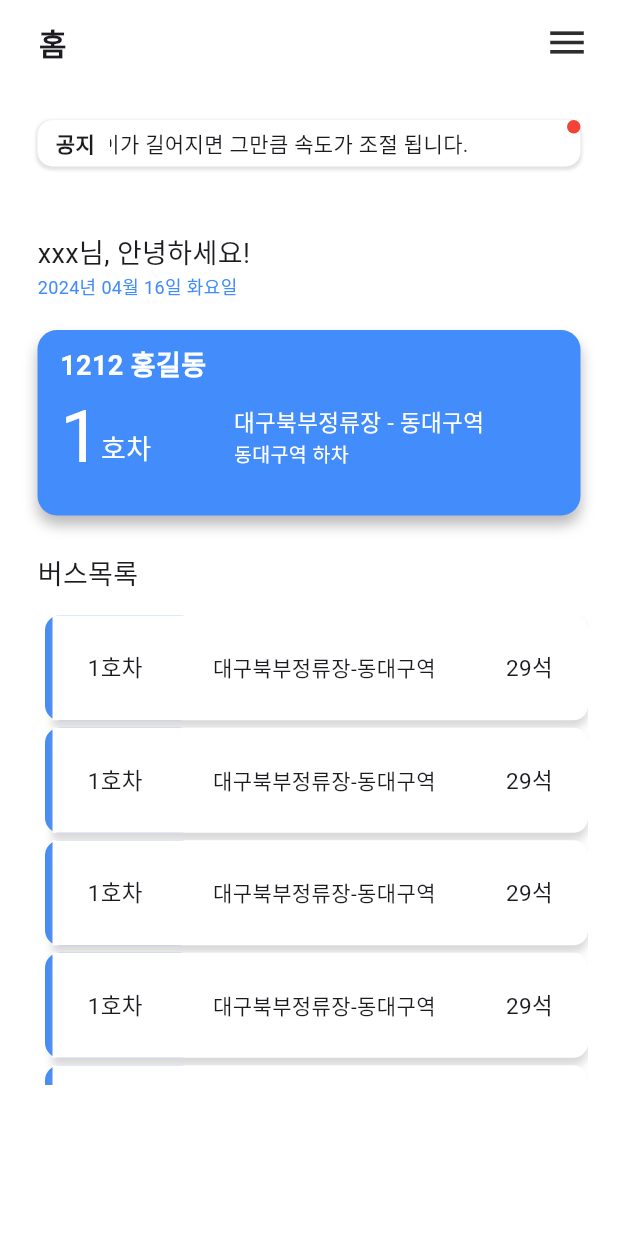
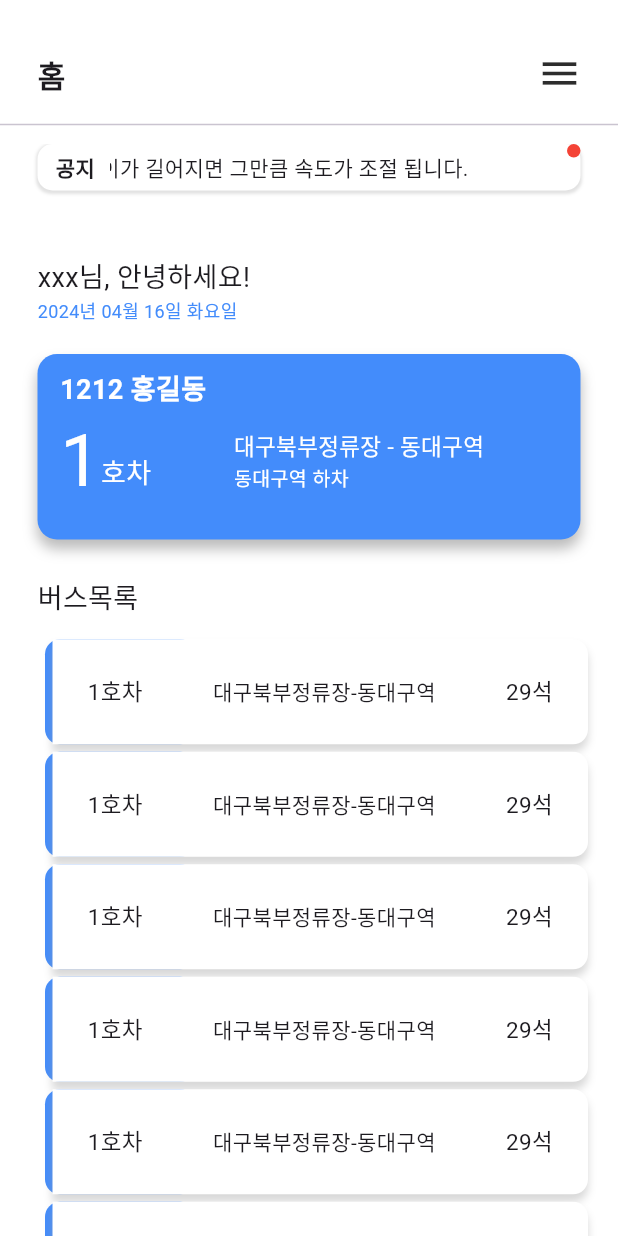
Before and after one commit to Guardian-Bus-System/web, a Flutter app: the screen it shows after launch, on a phone screen of 412 x 824 dp. Run offline on Flutter 3.47's test engine with Material 3 defaults, Android fonts, the phone set to English and light mode, and no system bars; our stand-ins replace flutter_local_notifications, get, shared_preferences, velocity_x.

Commit message:
first-front

```diff
--- a/lib/main.dart
+++ b/lib/main.dart
@@ -1,3 +1,4 @@
+import 'package:capstone_front/screen/CustomSide/color_theme.dart';
 import 'package:capstone_front/screen/pages/home_screen.dart';
 import 'package:flutter/material.dart';
 import 'package:flutter_localizations/flutter_localizations.dart';
@@ -12,7 +13,6 @@ void main() {
     DeviceOrientation.portraitDown,
   ]);
 
-
   runApp(const MyApp());
 }
 
@@ -22,6 +22,7 @@ class MyApp extends StatelessWidget {
   @override
   Widget build(BuildContext context) {
     return GetMaterialApp(
+      theme: ThemeData( scaffoldBackgroundColor: backgroundColor),
       debugShowCheckedModeBanner: false,
       localizationsDelegates: [
         GlobalMaterialLocalizations.delegate,
--- a/lib/screen/auth/authPages/login_page.dart
+++ b/lib/screen/auth/authPages/login_page.dart
@@ -29,9 +29,10 @@ class _LoginPageState extends State<LoginPage> {
     return Scaffold(
       appBar: PreferredSize(
           preferredSize: Size.fromHeight(70.0),
-          child:AppBar(),
+          child:AppBar(backgroundColor: backgroundColor,),
       ),
       body: Center(
+        child: SingleChildScrollView(
           child: Column(
             mainAxisAlignment: MainAxisAlignment.center,
             children: [
@@ -76,7 +77,8 @@ class _LoginPageState extends State<LoginPage> {
                 ],
               ).pSymmetric(h:25)
             ],
-        ).pOnly(bottom: MediaQuery.of(context).size.width * 0.3)
+          ).pOnly(bottom: MediaQuery.of(context).size.width * 0.3),
+        )
       ),
     );
   }
--- a/lib/screen/auth/widgets/formatter.dart
+++ b/lib/screen/auth/widgets/formatter.dart
@@ -6,6 +6,12 @@ String getFormattedDateTime() {
   DateFormat formatter = DateFormat('yyyy년 MM월 dd일');
   String dayOfTheWeek = DateFormat('E', 'ko_KR').format(now);
   return '${formatter.format(now)} $dayOfTheWeek요일';
+}
+
+String getFormattedDateDashTime() {
+  DateTime now = DateTime.now();
+  DateFormat formatter = DateFormat('yyyy-MM-dd');
+  return '${formatter.format(now)}';
 }
 
 class PhoneInputFormatter extends TextInputFormatter {
--- a/lib/screen/auth/widgets/input_Field.dart
+++ b/lib/screen/auth/widgets/input_Field.dart
@@ -59,8 +59,8 @@ class _InputTextFieldWidgetState extends State<InputTextFieldWidget> {
           fillColor: Colors.white,
           suffixIcon: widget.hitText == '전화번호' ? // 상태에 따라 아이콘 생성
             IconButton(
-                icon: Icon(Icons.send, color: _isTextFieldEmpty ? Colors.grey : Colors.blue), // 텍스트 필드가 비어있지 않으면 파란색 아이콘을 보여줍니다.
-                onPressed: () => {}
+              icon: Icon(Icons.send, color: _isTextFieldEmpty ? Colors.grey : Colors.blue), // 텍스트 필드가 비어있지 않으면 파란색 아이콘을 보여줍니다.
+              onPressed: () => {}
             )
               : null,
         ),
--- a/lib/screen/pages/home_screen.dart
+++ b/lib/screen/pages/home_screen.dart
@@ -2,14 +2,19 @@ import 'package:capstone_front/screen/CustomSide/color_theme.dart';
 import 'package:capstone_front/screen/CustomSide/spaceing_box.dart';
 import 'package:capstone_front/screen/widget/bus/busList_container.dart';
 import 'package:capstone_front/screen/widget/bus/busUserInfo_container.dart';
+import 'package:capstone_front/screen/widget/customHomeAppbarWidget.dart';
 import 'package:capstone_front/screen/widget/custom_appbar.dart';
 import 'package:capstone_front/screen/auth/widgets/formatter.dart';
 import 'package:capstone_front/screen/auth/widgets/scrolling_text.dart';
 import 'package:capstone_front/screen/pages/notification_screen.dart';
+import 'package:capstone_front/screen/widget/drawer_widget.dart';
 import 'package:capstone_front/screen/widget/notification/notification.dart';
+import 'package:flutter/cupertino.dart';
 import 'package:flutter/material.dart';
+import 'package:flutter/widgets.dart';
 import 'package:get/get.dart';
 import 'package:shared_preferences/shared_preferences.dart';
+import 'package:velocity_x/velocity_x.dart';
 
 class HomeScreen extends StatefulWidget {
   const HomeScreen({Key? key}) : super(key: key);
@@ -54,6 +59,7 @@ class _HomeScreenState extends State<HomeScreen> {
   //   }
   // }
 
+
     @override
     Widget build(BuildContext context) {
     double screenHeight = MediaQuery.of(context).size.height;
@@ -61,22 +67,25 @@ class _HomeScreenState extends State<HomeScreen> {
 
     return Scaffold(
       key: _scaffoldKey,
-      appBar: PreferredSize(
-        preferredSize: Size.fromHeight(70.0),
-        child: CustomAppBar(
-          appBarTitle: '홈',
-        ),
-      ),
+      endDrawer: DrawerWidget(),
       body: Container(
         color: backgroundColor,
         child: Center(
           child: Column(
             children: [
-              height10,
+              CustonHomeAppbarWidget(scaffoldKey: _scaffoldKey),
+              height5,
+              Divider(),
+              height5,
+              Expanded(
+                child: SingleChildScrollView(
+                  child: Column(
+                    children: [
                       InkWell(
                         onTap: () {
-                  Get.offAll(
+                          Get.to(
                             NotificationScreen()
+                            //screenWidth: screenWidth
                           );
                           FlutterLocalNotification.showNotification();
                         },
@@ -89,6 +98,10 @@ class _HomeScreenState extends State<HomeScreen> {
                         date: date, containerHeight: screenHeight, containerWidth: screenWidth,
                       ),
                       BusListContainer(listItemHeight: screenHeight, listItemWidth: screenWidth)
+                    ],
+                  ),
+                ),
+              ),
             ],
           ),
         ),
--- a/lib/screen/widget/bus/busList_container.dart
+++ b/lib/screen/widget/bus/busList_container.dart
@@ -24,12 +24,11 @@ class _BusListContainerState extends State<BusListContainer> {
         Row(children: [
           '버스목록'.text.size(FontSiz18).make().pOnly(left: 15)]),
         height15,
-        Column(
-          children: [
         SizedBox(
           width: widget.listItemWidth,
-              height: widget.listItemHeight * 0.38,
           child: ListView.builder(
+            shrinkWrap: true,
+            physics: const NeverScrollableScrollPhysics(),
             itemCount: 12,
             itemBuilder: (BuildContext context, int index) {
               return BusListItemWidget(
@@ -40,9 +39,6 @@ class _BusListContainerState extends State<BusListContainer> {
           ),
         ),
       ],
-        ),
-
-      ],
     ).pOnly(left: 10);
   }
 }
--- /dev/null
+++ b/lib/screen/widget/customHomeAppbarWidget.dart
@@ -0,0 +1,45 @@
+import 'package:flutter/material.dart';
+import 'package:velocity_x/velocity_x.dart';
+
+class CustonHomeAppbarWidget extends StatefulWidget {
+  final GlobalKey<ScaffoldState> scaffoldKey;
+
+  const CustonHomeAppbarWidget({required this.scaffoldKey, Key? key}) : super(key: key);
+
+
+  @override
+  State<CustonHomeAppbarWidget> createState() => _CustonHomeAppbarWidgetState();
+}
+
+class _CustonHomeAppbarWidgetState extends State<CustonHomeAppbarWidget> {
+  @override
+  Widget build(BuildContext context) {
+    return Container(
+      height: 70,
+      child: Stack(
+        alignment: Alignment.center,
+        children: [
+          Positioned(
+            top: 35,
+            left: 25,
+            child: '홈'.text.bold.size(20).make()
+          ),
+          Positioned(
+            top: 25,
+            right: 15,
+            child: IconButton(
+              icon: Icon(
+                Icons.menu,
+                size: 30
+              ), // 햄버거 아이콘
+              color: Color.fromARGB(255, 45, 45, 45),
+              onPressed: () {
+                widget.scaffoldKey.currentState?.openEndDrawer(); // ScaffoldState의 openEndDrawer 메소드 호출
+              },
+            )
+          )
+        ],
+      ),
+    );
+  }
+}
--- a/lib/screen/widget/custom_appbar.dart
+++ b/lib/screen/widget/custom_appbar.dart
@@ -9,29 +9,12 @@ class CustomAppBar extends StatelessWidget {
 
   @override
   Widget build(BuildContext context) {
-    final _scaffoldKey = GlobalKey<ScaffoldState>();
     return AppBar(
       scrolledUnderElevation: 0,
+      automaticallyImplyLeading: appBarTitle == '공지사항' ? false : true,
       backgroundColor: bacgroundOrTextColor,
       title: appBarTitle.text.bold.size(20).make().pSymmetric(h:10),
-      centerTitle: appBarTitle == '버스 경로 변경'  ? true : false,
-      actions:[
-        appBarTitle == '홈' ?  Builder(
-          builder: (context) {
-            return IconButton(
-              icon: Icon(
-                Icons.menu,
-                size: 30
-              ), // 햄버거 아이콘
-              color: Color.fromARGB(255, 45, 45, 45),
-              onPressed: () {
-                Scaffold.of(context).openDrawer(); // ScaffoldState의 openEndDrawer 메소드 호출
-              },
-            ).pOnly(right: 10);
-          }
-        )
-        : Container()
-      ]
+      centerTitle: appBarTitle == '버스 경로 변경'? true : false,
     );
   }
 }
```
Also changed, not shown: lib/screen/auth/authPages/cerfication_page.dart (+10 -6 lines), lib/screen/auth/authPages/change_pw_page.dart (+6 -3 lines), lib/screen/pages/notification_screen.dart (+4 -3 lines), lib/screen/widget/notification/notificationContainer.dart (+6 -12 lines), lib/screen/widget/notification/notificationDetailWidget.dart (added, +45 -0 lines), lib/screen/widget/notification/notificationListItem.dart (+32 -5 lines). Lines whose indentation alone changed are shown as unchanged.
